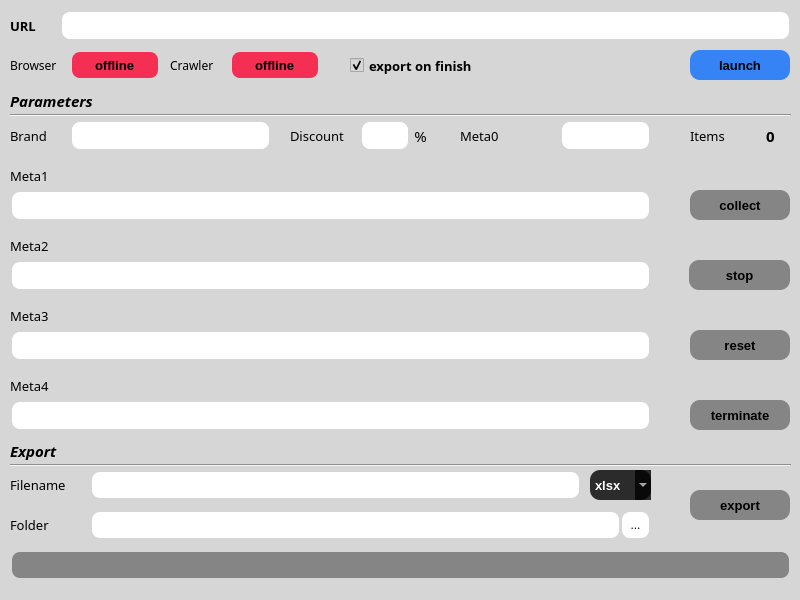
kosazna/atcrawl, file gui/ui_resources/atcrawl_crawler_ui.ui: the form before one commit.
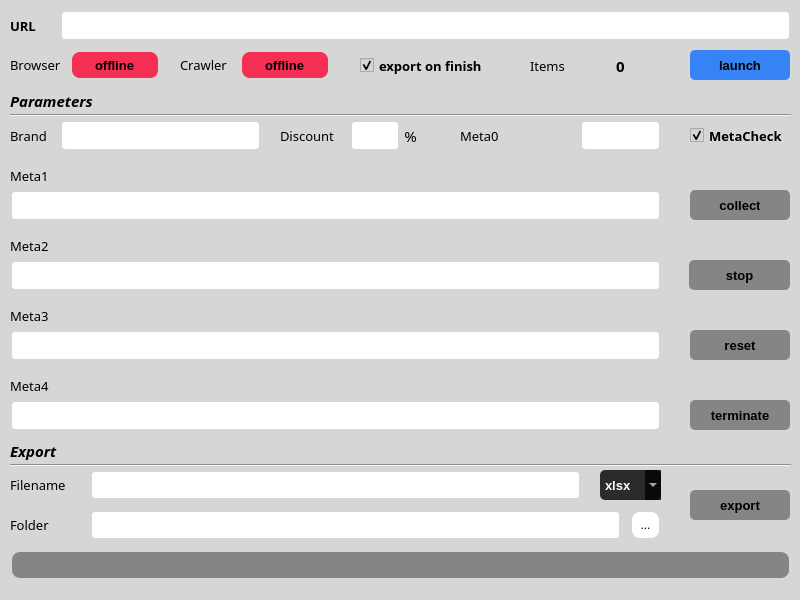
The form after the commit.

```diff
--- a/gui/ui_resources/atcrawl_crawler_ui.ui
+++ b/gui/ui_resources/atcrawl_crawler_ui.ui
@@ -62,7 +62,7 @@
 border-width:4px;
 border-color:black;
 border-style:offset;
-border-radius:10px;</string>
+border-radius:5px;</string>
     </property>
     <property name="text">
      <string/>
@@ -89,7 +89,7 @@
      <string notr="true">background-color: rgba(112, 112, 112, 0.8);
 color: rgb(0, 0, 0);
 border-width:10px;
-border-radius:10px;
+border-radius:5px;
 </string>
     </property>
     <property name="text">
@@ -155,7 +155,7 @@
      <string notr="true">background-color: rgba(13, 110, 253, 0.8);
 color: rgb(0, 0, 0);
 border-width:10px;
-border-radius:10px;
+border-radius:5px;
 </string>
     </property>
     <property name="text">
@@ -183,7 +183,7 @@
      <string notr="true">background-color: rgba(112, 112, 112, 0.8);
 color: rgb(0, 0, 0);
 border-width:10px;
-border-radius:10px;
+border-radius:5px;
 </string>
     </property>
     <property name="text">
@@ -211,7 +211,7 @@
      <string notr="true">background-color: rgba(112, 112, 112, 0.8);
 color: rgb(0, 0, 0);
 border-width:10px;
-border-radius:10px;
+border-radius:5px;
 </string>
     </property>
     <property name="text">
@@ -221,7 +221,7 @@
    <widget class="QLineEdit" name="in_brand">
     <property name="geometry">
      <rect>
-      <x>70</x>
+      <x>60</x>
       <y>120</y>
       <width>201</width>
       <height>31</height>
@@ -238,7 +238,7 @@
 border-width:4px;
 border-color:black;
 border-style:offset;
-border-radius:10px;</string>
+border-radius:5px;</string>
     </property>
     <property name="text">
      <string/>
@@ -247,7 +247,7 @@
    <widget class="QLabel" name="label_discount">
     <property name="geometry">
      <rect>
-      <x>290</x>
+      <x>280</x>
       <y>120</y>
       <width>71</width>
       <height>31</height>
@@ -272,7 +272,7 @@
    <widget class="QLineEdit" name="in_discount">
     <property name="geometry">
      <rect>
-      <x>360</x>
+      <x>350</x>
       <y>120</y>
       <width>50</width>
       <height>31</height>
@@ -289,7 +289,7 @@
 border-width:4px;
 border-color:black;
 border-style:offset;
-border-radius:10px;</string>
+border-radius:5px;</string>
     </property>
     <property name="text">
      <string/>
@@ -298,7 +298,7 @@
    <widget class="QLabel" name="label_pct">
     <property name="geometry">
      <rect>
-      <x>410</x>
+      <x>400</x>
       <y>120</y>
       <width>21</width>
       <height>31</height>
@@ -343,7 +343,7 @@
 border-width:4px;
 border-color:black;
 border-style:offset;
-border-radius:10px;</string>
+border-radius:5px;</string>
     </property>
     <property name="text">
      <string/>
@@ -419,7 +419,7 @@
 border-width:4px;
 border-color:black;
 border-style:offset;
-border-radius:10px;</string>
+border-radius:5px;</string>
     </property>
     <property name="text">
      <string/>
@@ -484,7 +484,7 @@
      <string notr="true">background-color: rgba(112, 112, 112, 0.8);
 color: rgb(0, 0, 0);
 border-width:10px;
-border-radius:10px;
+border-radius:5px;
 </string>
     </property>
     <property name="text">
@@ -519,7 +519,7 @@
    <widget class="QCheckBox" name="check_export">
     <property name="geometry">
      <rect>
-      <x>350</x>
+      <x>360</x>
       <y>50</y>
       <width>141</width>
       <height>31</height>
@@ -580,14 +580,14 @@
      <rect>
       <x>10</x>
       <y>50</y>
-      <width>51</width>
+      <width>61</width>
       <height>30</height>
      </rect>
     </property>
     <property name="font">
      <font>
       <family>Century Gothic</family>
-      <pointsize>9</pointsize>
+      <pointsize>10</pointsize>
       <weight>50</weight>
       <italic>false</italic>
       <bold>false</bold>
@@ -621,7 +621,7 @@
      <string notr="true">background-color: rgba(112, 112, 112, 0.8);
 color: rgb(0, 0, 0);
 border-width:10px;
-border-radius:10px;
+border-radius:5px;
 </string>
     </property>
     <property name="text">
@@ -631,7 +631,7 @@
    <widget class="QToolButton" name="browse_folder">
     <property name="geometry">
      <rect>
-      <x>620</x>
+      <x>630</x>
       <y>510</y>
       <width>31</width>
       <height>30</height>
@@ -651,7 +651,7 @@
    <widget class="QComboBox" name="list_type">
     <property name="geometry">
      <rect>
-      <x>590</x>
+      <x>600</x>
       <y>470</y>
       <width>61</width>
       <height>30</height>
@@ -670,7 +670,7 @@
 color: rgb(255, 255, 255);
 border-width:4px;
 border-color:black;
-border-radius:10px;</string>
+border-radius:5px;</string>
     </property>
     <item>
      <property name="text">
@@ -686,7 +686,7 @@
    <widget class="QLineEdit" name="status_crawler">
     <property name="geometry">
      <rect>
-      <x>230</x>
+      <x>240</x>
       <y>50</y>
       <width>90</width>
       <height>30</height>
@@ -720,7 +720,7 @@
    <widget class="QLabel" name="label_crawler">
     <property name="geometry">
      <rect>
-      <x>170</x>
+      <x>180</x>
       <y>50</y>
       <width>61</width>
       <height>30</height>
@@ -729,7 +729,7 @@
     <property name="font">
      <font>
       <family>Century Gothic</family>
-      <pointsize>9</pointsize>
+      <pointsize>10</pointsize>
       <weight>50</weight>
       <italic>false</italic>
       <bold>false</bold>
@@ -745,8 +745,8 @@
    <widget class="QLabel" name="label_items">
     <property name="geometry">
      <rect>
-      <x>690</x>
-      <y>120</y>
+      <x>530</x>
+      <y>50</y>
       <width>41</width>
       <height>31</height>
      </rect>
@@ -770,9 +770,9 @@
    <widget class="QLabel" name="count_items">
     <property name="geometry">
      <rect>
-      <x>740</x>
-      <y>120</y>
-      <width>61</width>
+      <x>580</x>
+      <y>50</y>
+      <width>81</width>
       <height>31</height>
      </rect>
     </property>
@@ -800,7 +800,7 @@
      <rect>
       <x>10</x>
       <y>190</y>
-      <width>641</width>
+      <width>651</width>
       <height>31</height>
      </rect>
     </property>
@@ -815,7 +815,7 @@
 border-width:4px;
 border-color:black;
 border-style:offset;
-border-radius:10px;</string>
+border-radius:5px;</string>
     </property>
     <property name="text">
      <string/>
@@ -876,7 +876,7 @@
      <rect>
       <x>10</x>
       <y>260</y>
-      <width>641</width>
+      <width>651</width>
       <height>31</height>
      </rect>
     </property>
@@ -891,7 +891,7 @@
 border-width:4px;
 border-color:black;
 border-style:offset;
-border-radius:10px;</string>
+border-radius:5px;</string>
     </property>
     <property name="text">
      <string/>
@@ -927,7 +927,7 @@
      <rect>
       <x>10</x>
       <y>330</y>
-      <width>641</width>
+      <width>651</width>
       <height>31</height>
      </rect>
     </property>
@@ -942,7 +942,7 @@
 border-width:4px;
 border-color:black;
 border-style:offset;
-border-radius:10px;</string>
+border-radius:5px;</string>
     </property>
     <property name="text">
      <string/>
@@ -976,9 +976,9 @@
    <widget class="QLineEdit" name="in_meta0">
     <property name="geometry">
      <rect>
-      <x>560</x>
+      <x>580</x>
       <y>120</y>
-      <width>91</width>
+      <width>81</width>
       <height>31</height>
      </rect>
     </property>
@@ -993,7 +993,7 @@
 border-width:4px;
 border-color:black;
 border-style:offset;
-border-radius:10px;</string>
+border-radius:5px;</string>
     </property>
     <property name="text">
      <string/>
@@ -1035,7 +1035,7 @@
      <rect>
       <x>10</x>
       <y>400</y>
-      <width>641</width>
+      <width>651</width>
       <height>31</height>
      </rect>
     </property>
@@ -1050,7 +1050,7 @@
 border-width:4px;
 border-color:black;
 border-style:offset;
-border-radius:10px;</string>
+border-radius:5px;</string>
     </property>
     <property name="text">
      <string/>
@@ -1081,6 +1081,30 @@
      <string>Meta4</string>
     </property>
    </widget>
+   <widget class="QCheckBox" name="meta_check">
+    <property name="geometry">
+     <rect>
+      <x>690</x>
+      <y>120</y>
+      <width>101</width>
+      <height>31</height>
+     </rect>
+    </property>
+    <property name="font">
+     <font>
+      <family>Century Gothic</family>
+      <pointsize>10</pointsize>
+      <weight>75</weight>
+      <bold>true</bold>
+     </font>
+    </property>
+    <property name="text">
+     <string>MetaCheck</string>
+    </property>
+    <property name="checked">
+     <bool>true</bool>
+    </property>
+   </widget>
   </widget>
   <widget class="QStatusBar" name="statusbar"/>
  </widget>
```
